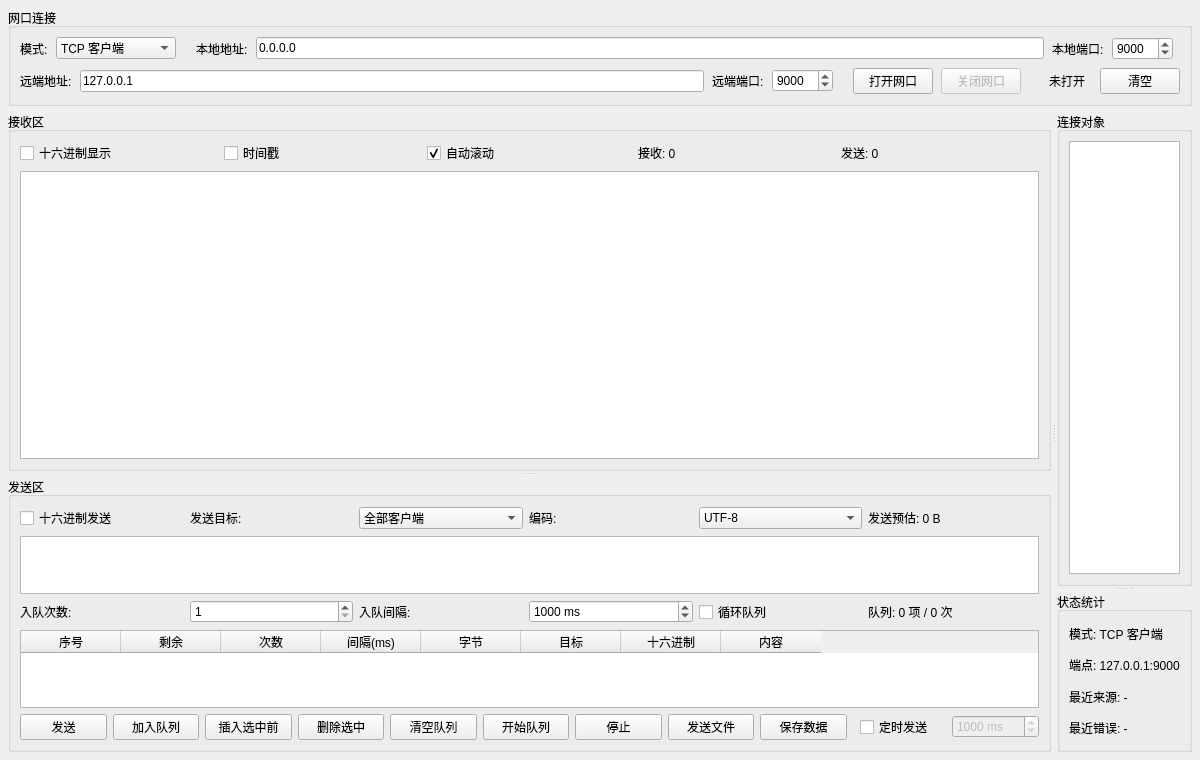
First picture: the form in networkpanel.ui, repository yeyue1/Debugging-Assistant, before the edit.
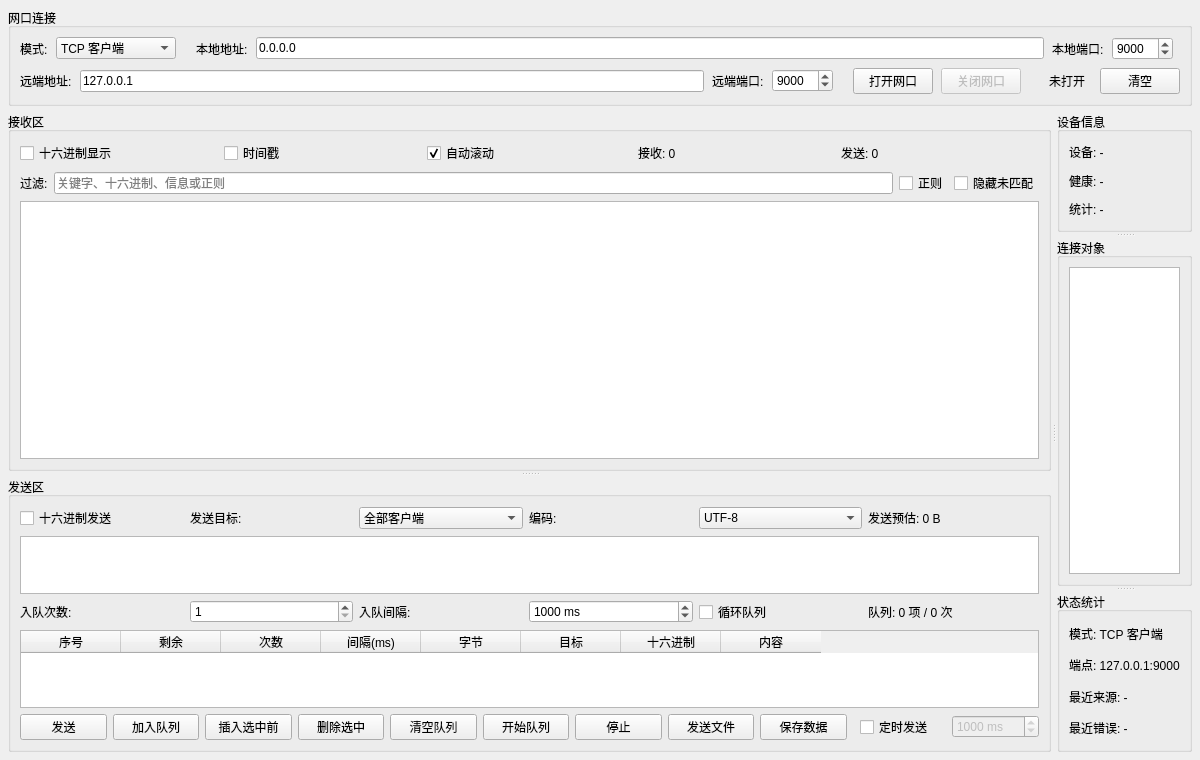
Second picture: the form after the edit.

Diff of the .ui file:
```diff
--- a/networkpanel.ui
+++ b/networkpanel.ui
@@ -356,6 +356,38 @@
             </item>
            </layout>
           </item>
+          <item>
+           <layout class="QHBoxLayout" name="filterLayout">
+            <item>
+             <widget class="QLabel" name="filterLabel">
+              <property name="text">
+               <string>过滤:</string>
+              </property>
+             </widget>
+            </item>
+            <item>
+             <widget class="QLineEdit" name="filterEdit">
+              <property name="placeholderText">
+               <string>关键字、十六进制、信息或正则</string>
+              </property>
+             </widget>
+            </item>
+            <item>
+             <widget class="QCheckBox" name="filterRegexCheck">
+              <property name="text">
+               <string>正则</string>
+              </property>
+             </widget>
+            </item>
+            <item>
+             <widget class="QCheckBox" name="filterHideCheck">
+              <property name="text">
+               <string>隐藏未匹配</string>
+              </property>
+             </widget>
+            </item>
+           </layout>
+          </item>
           <item>
            <widget class="QTextEdit" name="rxEdit">
             <property name="readOnly">
@@ -732,6 +764,40 @@
          <property name="childrenCollapsible">
           <bool>false</bool>
          </property>
+        <widget class="QGroupBox" name="deviceInfoGroup">
+         <property name="maximumSize">
+          <size>
+           <width>16777215</width>
+           <height>120</height>
+          </size>
+         </property>
+         <property name="title">
+          <string>设备信息</string>
+         </property>
+         <layout class="QVBoxLayout" name="deviceInfoLayout">
+          <item>
+           <widget class="QLabel" name="deviceInfoLabel">
+            <property name="text">
+             <string>设备: -</string>
+            </property>
+           </widget>
+          </item>
+          <item>
+           <widget class="QLabel" name="healthStatusLabel">
+            <property name="text">
+             <string>健康: -</string>
+            </property>
+           </widget>
+          </item>
+          <item>
+           <widget class="QLabel" name="statsInfoLabel">
+            <property name="text">
+             <string>统计: -</string>
+            </property>
+           </widget>
+          </item>
+         </layout>
+        </widget>
         <widget class="QGroupBox" name="peerGroup">
          <property name="minimumSize">
           <size>
```
Left out of the diff: 2 changed lines with no effect on the pictures.
